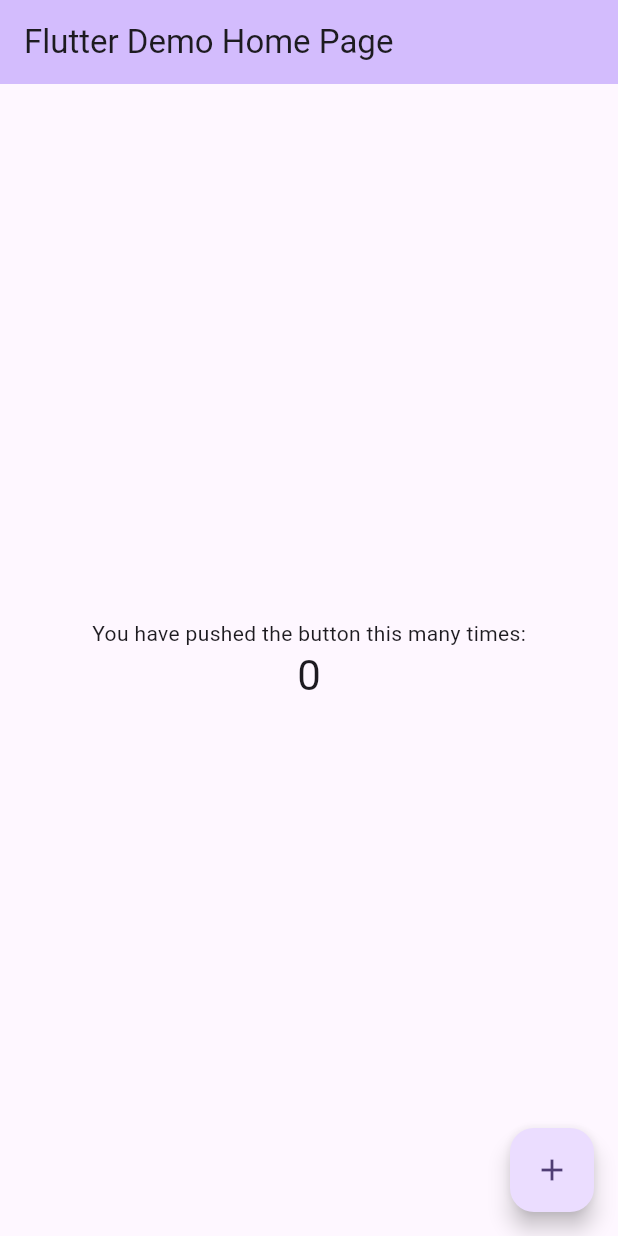
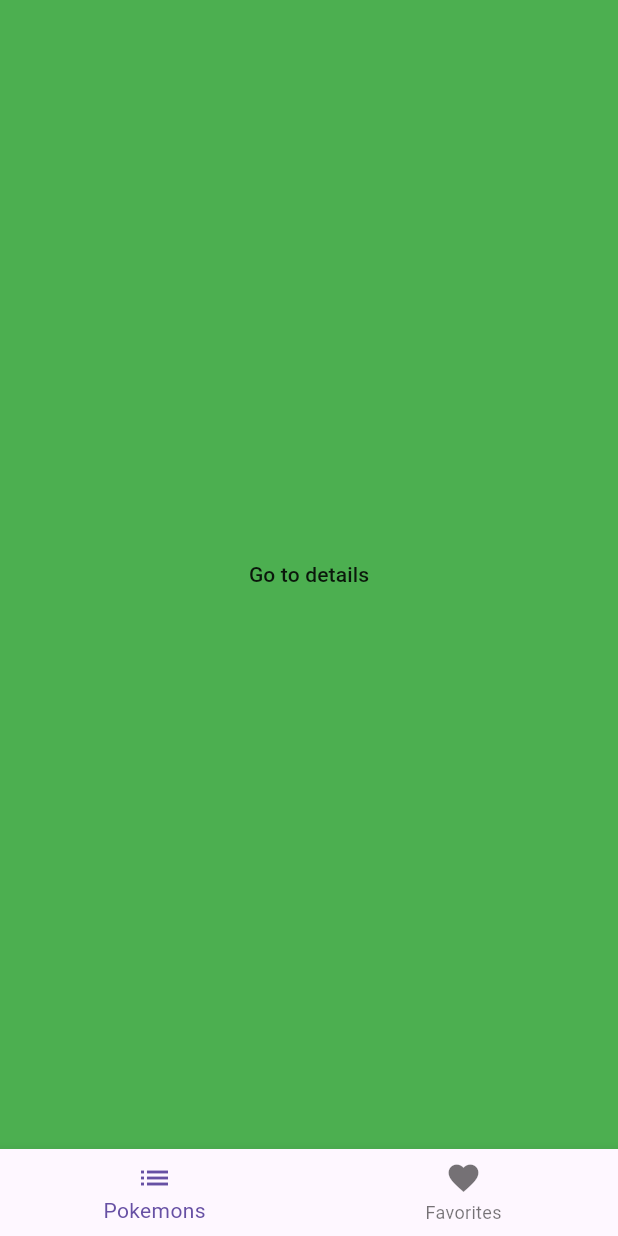
Before and after one commit to wanosoft/pokedex, a Flutter app: the screen it shows after launch, on a phone screen of 412 x 824 dp. Run offline on Flutter 3.47's test engine with Material 3 defaults, Android fonts, the phone set to English and light mode, and no system bars; our stand-ins replace flutter_riverpod, go_router.

Commit message:
Adding routes

```diff
--- /dev/null
+++ b/lib/core/pokedex_app.dart
@@ -0,0 +1,24 @@
+import 'package:flutter/material.dart';
+import 'package:go_router/go_router.dart';
+
+import '../features/all_pokemons/presentation/pokemons_screen.dart';
+import '../features/my_favorites/presentation/favorites_screen.dart';
+import '../features/pokemon_details/presentation/pokemon_details_screen.dart';
+import 'presentation/home_screen.dart';
+import 'presentation/routes.dart';
+
+part 'presentation/router.dart';
+
+class PokedexApp extends StatelessWidget {
+  const PokedexApp({super.key});
+
+  @override
+  Widget build(BuildContext context) {
+    return MaterialApp.router(
+      title: 'Pokedex',
+      routeInformationProvider: _router.routeInformationProvider,
+      routeInformationParser: _router.routeInformationParser,
+      routerDelegate: _router.routerDelegate,
+    );
+  }
+}
--- /dev/null
+++ b/lib/core/presentation/home_screen.dart
@@ -0,0 +1,51 @@
+import 'package:flutter/material.dart';
+import 'package:go_router/go_router.dart';
+import 'routes.dart';
+
+class HomeScreen extends StatefulWidget {
+  const HomeScreen({
+    required this.child,
+    super.key,
+  });
+
+  final Widget child;
+
+  @override
+  State<HomeScreen> createState() => _HomeScreenState();
+}
+
+class _HomeScreenState extends State<HomeScreen> {
+  var _currentIndex = 0;
+
+  @override
+  Widget build(BuildContext context) {
+    return Scaffold(
+      body: widget.child,
+      bottomNavigationBar: BottomNavigationBar(
+        currentIndex: _currentIndex,
+        onTap: _onTap,
+        items: const [
+          // TODO: Change the icons
+          BottomNavigationBarItem(
+            icon: Icon(Icons.list),
+            label: 'Pokemons',
+          ),
+          BottomNavigationBarItem(
+            icon: Icon(Icons.favorite),
+            label: 'Favorites',
+          ),
+        ],
+      ),
+    );
+  }
+
+  void _onTap(int value) {
+    if (value == 0) {
+      context.go(PokedexRoutes.pokemons.path);
+    } else {
+      context.go(PokedexRoutes.favorites.path);
+    }
+
+    setState(() => _currentIndex = value);
+  }
+}
--- /dev/null
+++ b/lib/core/presentation/router.dart
@@ -0,0 +1,33 @@
+part of '../pokedex_app.dart';
+
+final _router = GoRouter(
+  initialLocation: PokedexRoutes.pokemons.path,
+  routes: [
+    ShellRoute(
+      builder: (_, __, child) => HomeScreen(child: child),
+      routes: [
+        GoRoute(
+          name: PokedexRoutes.pokemons.name,
+          path: PokedexRoutes.pokemons.path,
+          pageBuilder: (_, __) => const NoTransitionPage(
+            child: PokemonsScreen(),
+          ),
+        ),
+        GoRoute(
+          name: PokedexRoutes.favorites.name,
+          path: PokedexRoutes.favorites.path,
+          pageBuilder: (_, __) => const NoTransitionPage(
+            child: FavoritesScreen(),
+          ),
+        ),
+      ],
+    ),
+    GoRoute(
+      name: PokedexRoutes.pokemon.name,
+      path: PokedexRoutes.pokemon.path,
+      builder: (context, state) => PokemonDetailsScreen(
+        pokemonId: state.pathParameters['pokemonId'] as String,
+      ),
+    ),
+  ],
+);
--- /dev/null
+++ b/lib/core/presentation/routes.dart
@@ -0,0 +1,9 @@
+enum PokedexRoutes {
+  pokemons('/pokemons'),
+  pokemon('/pokemon/:pokemonId'),
+  favorites('/favorites');
+
+  final String path;
+
+  const PokedexRoutes(this.path);
+}
--- /dev/null
+++ b/lib/features/all_pokemons/presentation/pokemons_screen.dart
@@ -0,0 +1,19 @@
+import 'package:flutter/material.dart';
+import 'package:go_router/go_router.dart';
+
+class PokemonsScreen extends StatelessWidget {
+  const PokemonsScreen({super.key});
+
+  @override
+  Widget build(BuildContext context) {
+    return Scaffold(
+      backgroundColor: Colors.green,
+      body: Center(
+        child: MaterialButton(
+          onPressed: () => context.push('/pokemon/1'),
+          child: const Text('Go to details'),
+        ),
+      ),
+    );
+  }
+}
--- a/lib/main.dart
+++ b/lib/main.dart
@@ -1,125 +1,5 @@
 import 'package:flutter/material.dart';
+import 'package:flutter_riverpod/flutter_riverpod.dart';
+import 'core/pokedex_app.dart';
 
-void main() {
-  runApp(const MyApp());
-}
-
-class MyApp extends StatelessWidget {
-  const MyApp({super.key});
-
-  // This widget is the root of your application.
-  @override
-  Widget build(BuildContext context) {
-    return MaterialApp(
-      title: 'Flutter Demo',
-      theme: ThemeData(
-        // This is the theme of your application.
-        //
-        // TRY THIS: Try running your application with "flutter run". You'll see
-        // the application has a purple toolbar. Then, without quitting the app,
-        // try changing the seedColor in the colorScheme below to Colors.green
-        // and then invoke "hot reload" (save your changes or press the "hot
-        // reload" button in a Flutter-supported IDE, or press "r" if you used
-        // the command line to start the app).
-        //
-        // Notice that the counter didn't reset back to zero; the application
-        // state is not lost during the reload. To reset the state, use hot
-        // restart instead.
-        //
-        // This works for code too, not just values: Most code changes can be
-        // tested with just a hot reload.
-        colorScheme: ColorScheme.fromSeed(seedColor: Colors.deepPurple),
-        useMaterial3: true,
-      ),
-      home: const MyHomePage(title: 'Flutter Demo Home Page'),
-    );
-  }
-}
-
-class MyHomePage extends StatefulWidget {
-  const MyHomePage({super.key, required this.title});
-
-  // This widget is the home page of your application. It is stateful, meaning
-  // that it has a State object (defined below) that contains fields that affect
-  // how it looks.
-
-  // This class is the configuration for the state. It holds the values (in this
-  // case the title) provided by the parent (in this case the App widget) and
-  // used by the build method of the State. Fields in a Widget subclass are
-  // always marked "final".
-
-  final String title;
-
-  @override
-  State<MyHomePage> createState() => _MyHomePageState();
-}
-
-class _MyHomePageState extends State<MyHomePage> {
-  int _counter = 0;
-
-  void _incrementCounter() {
-    setState(() {
-      // This call to setState tells the Flutter framework that something has
-      // changed in this State, which causes it to rerun the build method below
-      // so that the display can reflect the updated values. If we changed
-      // _counter without calling setState(), then the build method would not be
-      // called again, and so nothing would appear to happen.
-      _counter++;
-    });
-  }
-
-  @override
-  Widget build(BuildContext context) {
-    // This method is rerun every time setState is called, for instance as done
-    // by the _incrementCounter method above.
-    //
-    // The Flutter framework has been optimized to make rerunning build methods
-    // fast, so that you can just rebuild anything that needs updating rather
-    // than having to individually change instances of widgets.
-    return Scaffold(
-      appBar: AppBar(
-        // TRY THIS: Try changing the color here to a specific color (to
-        // Colors.amber, perhaps?) and trigger a hot reload to see the AppBar
-        // change color while the other colors stay the same.
-        backgroundColor: Theme.of(context).colorScheme.inversePrimary,
-        // Here we take the value from the MyHomePage object that was created by
-        // the App.build method, and use it to set our appbar title.
-        title: Text(widget.title),
-      ),
-      body: Center(
-        // Center is a layout widget. It takes a single child and positions it
-        // in the middle of the parent.
-        child: Column(
-          // Column is also a layout widget. It takes a list of children and
-          // arranges them vertically. By default, it sizes itself to fit its
-          // children horizontally, and tries to be as tall as its parent.
-          //
-          // Column has various properties to control how it sizes itself and
-          // how it positions its children. Here we use mainAxisAlignment to
-          // center the children vertically; the main axis here is the vertical
-          // axis because Columns are vertical (the cross axis would be
-          // horizontal).
-          //
-          // TRY THIS: Invoke "debug painting" (choose the "Toggle Debug Paint"
-          // action in the IDE, or press "p" in the console), to see the
-          // wireframe for each widget.
-          mainAxisAlignment: MainAxisAlignment.center,
-          children: <Widget>[
-            const Text(
-              'You have pushed the button this many times:',
-            ),
-            Text(
-              '$_counter',
-              style: Theme.of(context).textTheme.headlineMedium,
-            ),
-          ],
-        ),
-      ),
-      floatingActionButton: FloatingActionButton(
-        onPressed: _incrementCounter,
-        tooltip: 'Increment',
-        child: const Icon(Icons.add),
-      ), // This trailing comma makes auto-formatting nicer for build methods.
-    );
-  }
-}
+void main() => runApp(const ProviderScope(child: PokedexApp()));
```
Also changed, not shown: analysis_options.yaml (+10 -2 lines), lib/features/my_favorites/presentation/favorites_screen.dart (added, +19 -0 lines), lib/features/pokemon_details/presentation/pokemon_details_screen.dart (added, +23 -0 lines), 4 other files.
